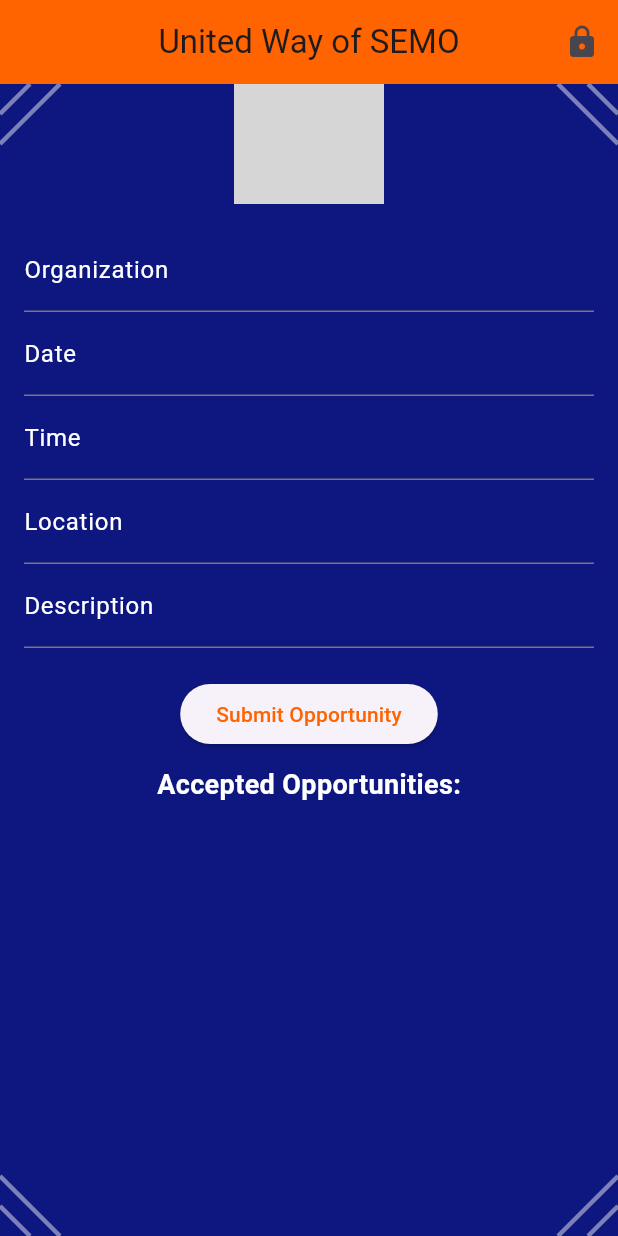
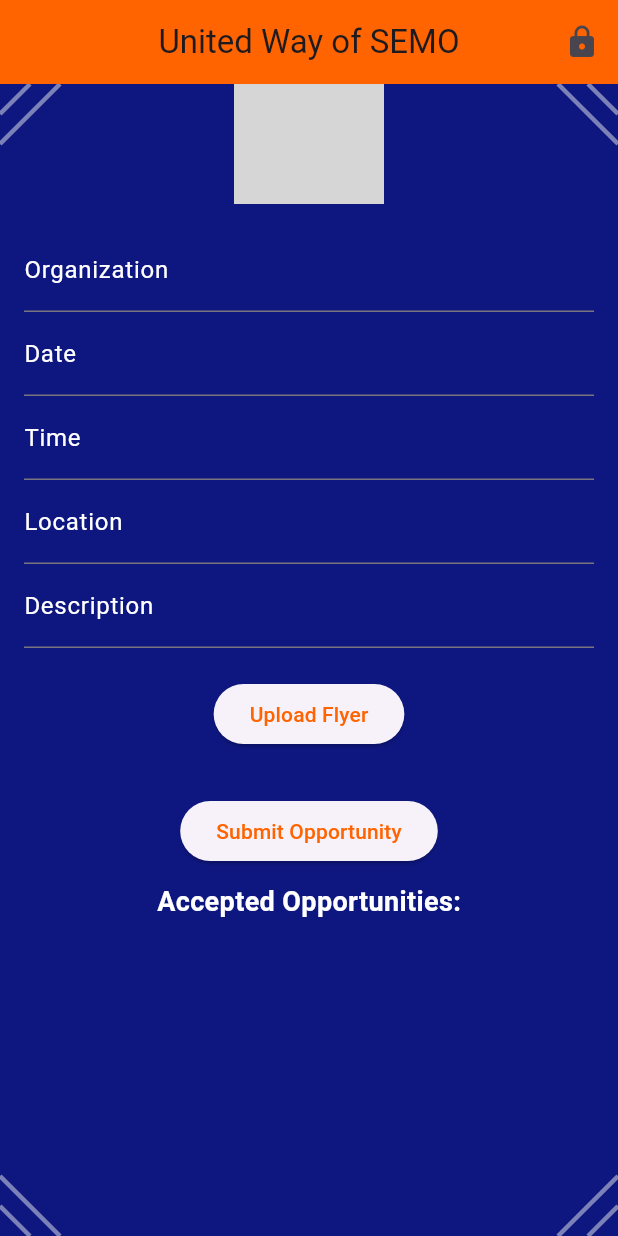
Before and after one commit to rssmith7s/UnitedWayVolunteer, a Flutter app: the PartnerPage screen opened directly, on a phone screen of 412 x 824 dp. Run offline on Flutter 3.47's test engine with Material 3 defaults, Android fonts, the phone set to English and light mode, and no system bars; our stand-ins replace image_picker; network calls fail; grey boxes are pictures that could not be loaded.

Commit message:
Upload Image Button

```diff
--- a/lib/partner.dart
+++ b/lib/partner.dart
@@ -1,7 +1,9 @@
 import 'package:flutter/material.dart';
+import 'package:image_picker/image_picker.dart';
 import 'package:provider/provider.dart';
 import 'opportunity.dart';
 import 'designs.dart';
+import 'dart:io';
 
 class PartnerPage extends StatefulWidget {
   @override
@@ -14,6 +16,7 @@ class _PartnerPageState extends State<PartnerPage> {
   TextEditingController timeController = TextEditingController();
   TextEditingController locationController = TextEditingController();
   TextEditingController descriptionController = TextEditingController();
+  File? _imageFile;
 
   void _submitOpportunity() {
     String organization = organizationController.text.trim();
@@ -57,8 +60,8 @@ class _PartnerPageState extends State<PartnerPage> {
               },
               child: Text('OK', style: TextStyle(color: accentColor)),
             ),
-         ],
-       ),
+          ],
+        ),
       );
     } else {
       showDialog(
@@ -77,7 +80,6 @@ class _PartnerPageState extends State<PartnerPage> {
         ),
       );
     }
-
   }
 
   @override
@@ -141,6 +143,8 @@ class _PartnerPageState extends State<PartnerPage> {
                       style: TextStyle(color: textColor),
                       cursorColor: accentColor,
                     ),
+                    SizedBox(height: 20),
+                    _buildImagePicker(),
                     SizedBox(height: 20),
                     ElevatedButton(
                       onPressed: _submitOpportunity,
@@ -247,6 +251,42 @@ class _PartnerPageState extends State<PartnerPage> {
       ),
     );
   }
+
+Widget _buildImagePicker() {
+  return Column(
+    children: [
+      ConstrainedBox(
+        constraints: BoxConstraints(maxWidth: 150), // Set maximum width for the button
+        child: ElevatedButton(
+          onPressed: () {
+            _pickImage(); // Always open the image picker
+          },
+          child: Text(
+            'Upload Flyer',
+            style: TextStyle(color: accentColor),
+          ),
+        ),
+      ),
+      SizedBox(height: 10),
+      if (_imageFile != null)
+        Text(
+          'Selected Image: ${_imageFile!.path}',
+          style: TextStyle(color: textColor),
+        ),
+    ],
+  );
+}
+
+  Future<void> _pickImage() async {
+    final picker = ImagePicker();
+    final pickedFile = await picker.pickImage(source: ImageSource.gallery);
+
+    if (pickedFile != null) {
+      setState(() {
+        _imageFile = File(pickedFile.path);
+      });
+    }
+  }
 }
 
 class DiagonalLinePainter extends CustomPainter {
--- a/pubspec.yaml
+++ b/pubspec.yaml
@@ -32,6 +32,7 @@ dependencies:
     sdk: flutter
   provider: ^6.1.1
 
+  image_picker: ^0.8.0+1
 
   # The following adds the Cupertino Icons font to your application.
   # Use with the CupertinoIcons class for iOS style icons.
```
Also changed, not shown: pubspec.lock, 5 other files.
